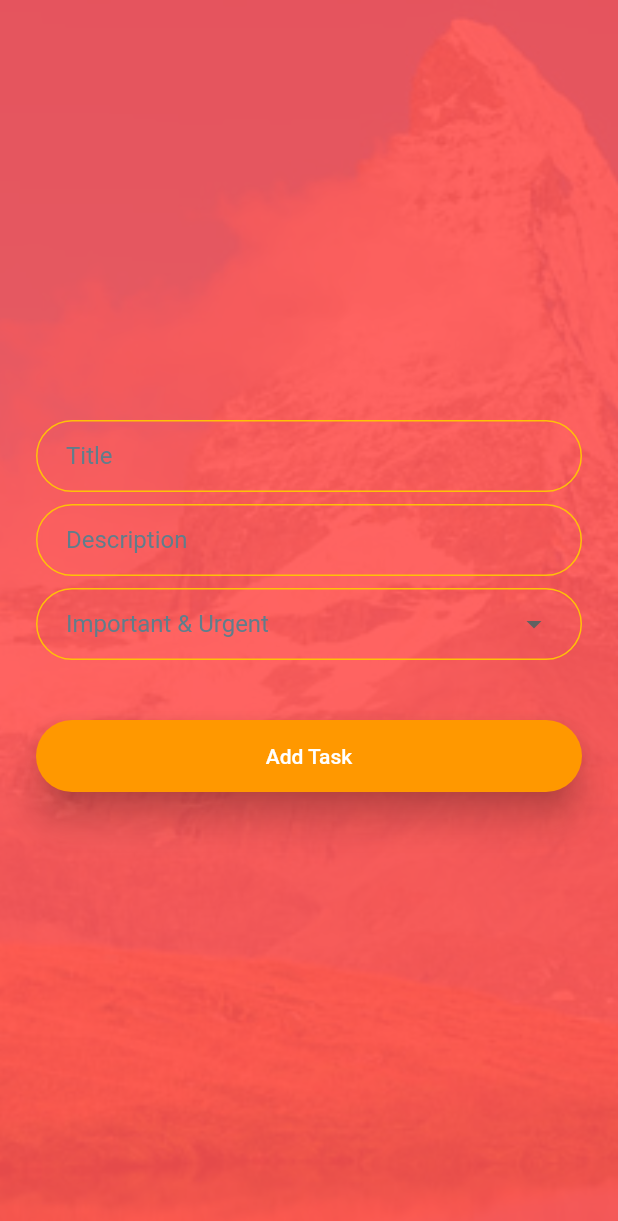
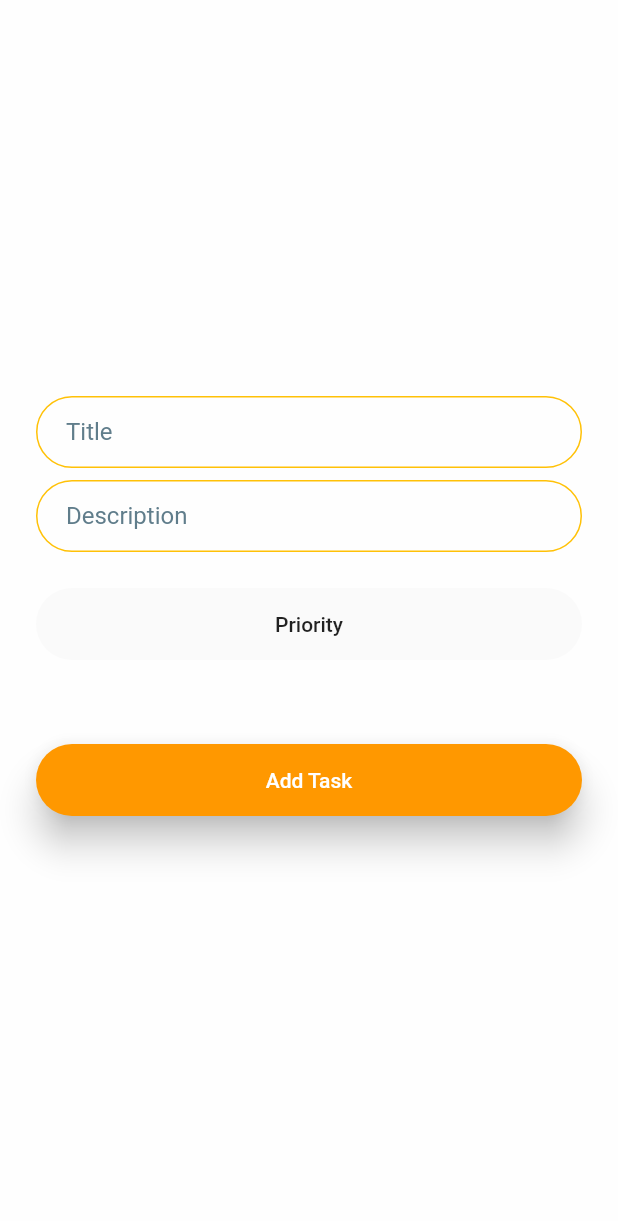
Before and after one commit to SpaceCodr/TrailU, a Flutter app: the AddTasks screen opened directly, on a phone screen of 412 x 824 dp. Shown: the top 1221 px of the screen. Run offline on Flutter 3.47's test engine with Material 2 defaults, Android fonts, the phone set to English and light mode, and no system bars; our stand-ins replace animated_splash_screen, firebase_auth, firebase_core, percent_indicator, sliding_clipped_nav_bar; missing offline and left inert: animated_button; accounts and stored records are empty.

Commit message:
Add Tasks Priority

```diff
--- a/lib/components/my_button.dart
+++ b/lib/components/my_button.dart
@@ -26,3 +26,26 @@ class MyButton extends StatelessWidget {
     );
   }
 }
+
+class MyButton2 extends StatelessWidget {
+  const MyButton2({required this.title,required this.onPressed});
+  final String title;
+  final Function()? onPressed;
+  @override
+  Widget build(BuildContext context) {
+    return Padding(
+      padding: EdgeInsets.symmetric(vertical: 16.0),
+      child: Material(
+        borderRadius: BorderRadius.circular(30.0),
+        child: MaterialButton(
+          onPressed: onPressed,
+          minWidth: 200.0,
+          height: 42.0,
+          child: Text(
+            title
+          ),
+        ),
+      ),
+    );
+  }
+}
--- a/lib/screens/tasks_page.dart
+++ b/lib/screens/tasks_page.dart
@@ -2,6 +2,20 @@ import 'package:flutter/material.dart';
 import 'package:firebase_auth/firebase_auth.dart';
 import 'package:trailapp/our_components.dart';
 import 'package:trailapp/our_screens.dart';
+import 'package:animated_button/animated_button.dart';
+
+var priority = [
+  'Important & Urgent',
+  'Important',
+  'Urgent',
+  'Neither Important nor urgent'
+];
+var priority_color = [
+  Colors.red,
+  Colors.orange,
+  Colors.yellow,
+  Colors.green
+];
 
 final _auth = FirebaseAuth.instance;
 class TasksPage extends StatelessWidget {
@@ -86,7 +100,6 @@ class TasksPage extends StatelessWidget {
 
 
 
-enum Priority { ImpUrg, Imp, Urg, Nill }
 
 class AddTasks extends StatefulWidget {
   const AddTasks({Key? key}) : super(key: key);
@@ -96,281 +109,92 @@ class AddTasks extends StatefulWidget {
 }
 
 class _AddTasksState extends State<AddTasks> {
-  Priority _Eisenhower = Priority.ImpUrg;
+
+  final List<Map> _priority = List.generate(
+      4,
+          (index) =>
+      {
+        "id": index,
+      }).toList();
+
   TextEditingController taskController = TextEditingController();
   TextEditingController descriptionController = TextEditingController();
 
   // Initial Selected Value
-  String? dropdownvalue = 'Important & Urgent';
+  String priority_text = 'Priority';
+  Color page_color = Colors.white70;
 
   String? title;
   String? description;
 
   // List of items in our dropdown menu
-  var priority = [
-    'Important & Urgent',
-    'Important',
-    'Urgent',
-    'Neither Important nor urgent'
-  ];
+
+  // void _showOverlay(BuildContext context) async {
+  //
+  //   // Declaring and Initializing OverlayState
+  //   // and OverlayEntry objects
+  //   OverlayState? overlayState = Overlay.of(context);
+  //   OverlayEntry overlayEntry;
+  //   overlayEntry = OverlayEntry(builder: (context) {
+  //
+  //     // You can return any widget you like here
+  //     // to be displayed on the Overlay
+  //     return Positioned(
+  //       left: MediaQuery.of(context).size.width * 0.2,
+  //       top: MediaQuery.of(context).size.height * 0.3,
+  //       child: Container(
+  //         width: MediaQuery.of(context).size.width * 0.8,
+  //         child: SizedBox(
+  //           child: GridView.builder(
+  //               padding: const EdgeInsets.all(10),
+  //               gridDelegate: const SliverGridDelegateWithMaxCrossAxisExtent(
+  //                   maxCrossAxisExtent: 200,
+  //                   childAspectRatio: 2 / 3,
+  //                   crossAxisSpacing: 20,
+  //                   mainAxisSpacing: 20),
+  //               itemCount: priority.length,
+  //               itemBuilder: (BuildContext ctx, index) {
+  //                 return GridTile(
+  //                   key: ValueKey(_priority[index]['id']),
+  //                   child: AnimatedButton(
+  //                       child: Text(
+  //                         priority[index],
+  //                         textAlign: TextAlign.center,
+  //                         style: TextStyle(
+  //                           fontSize: 22,
+  //                           color: Colors.white,
+  //                           fontWeight: FontWeight.w500,
+  //                         ),
+  //                       ),
+  //                       onPressed: () {},
+  //                       height: 150,
+  //                       width: 170
+  //                   ),
+  //                 );
+  //               }),
+  //         ),
+  //       ),
+  //     );
+  //   });
+  //
+  //   // Inserting the OverlayEntry into the Overlay
+  //   overlayState?.insert(overlayEntry);
+  // }
 
   @override
   Widget build(BuildContext context) {
-    // return Material(
-    //   // color: Colors.blueGrey[900],
-    //   child: Padding(
-    //       padding: EdgeInsets.all(20),
-    //       child: ListView(
-    //         children: <Widget>[
-    //           Container(
-    //               alignment: Alignment.center,
-    //               padding: EdgeInsets.all(20),
-    //               child: Theme(
-    //
-    //                 child: DecoratedBox(
-    //                   decoration: BoxDecoration(
-    //                     color:Colors.orange,
-    //                     borderRadius: BorderRadius.circular(5),
-    //                   ),
-    //                   child: TextField(
-    //                     style: TextStyle(
-    //                       fontSize: 25,
-    //                       fontFamily: 'VT323',
-    //                       color: Colors.white,
-    //                     ),
-    //                     controller: taskController,
-    //                     decoration: InputDecoration.collapsed(
-    //                         hintText: 'Username',
-    //
-    //                       // labelStyle: TextStyle(
-    //                       //   fontSize: 25,
-    //                       //   fontFamily: 'VT323',
-    //                         // color: Colors.white,
-    //                       ),
-    //                     ),
-    //                   ),
-    //               ),
-    //               ),
-    //           Container(
-    //             padding: EdgeInsets.all(20),
-    //             child: DecoratedBox(
-    //               decoration: BoxDecoration(
-    //                 color:Colors.orange,
-    //                 borderRadius: BorderRadius.circular(5),
-    //               ),
-    //               child: Container(
-    //                 padding: EdgeInsets.all(20),
-    //                 child: DropdownButton(
-    //
-    //                   style: TextStyle(
-    //                     fontSize: 25,
-    //                     fontFamily: 'VT323',
-    //                     // color: Colors.white,
-    //                   ),
-    //
-    //                   underline: Container(),
-    //                   // Initial Value
-    //                   isExpanded: true,
-    //                   value: dropdownvalue,
-    //
-    //                   // Down Arrow Icon
-    //                   icon: const Icon(Icons.keyboard_arrow_down),
-    //
-    //                   // Array list of items
-    //                   items: items.map((String items) {
-    //                     return DropdownMenuItem(
-    //                       value: items,
-    //                       child: Text(items),
-    //                     );
-    //                   }).toList(),
-    //                   // After selecting the desired option,it will
-    //                   // change button value to selected value
-    //                   onChanged: (String? newValue) {
-    //                     setState(() {
-    //                       dropdownvalue = newValue!;
-    //                     });
-    //                   },
-    //                 ),
-    //               ),
-    //             ),
-    //           ),
-    //           Column(
-    //             children: <Widget>[
-    //               Container(
-    //                 alignment: Alignment.centerLeft,
-    //                 padding: EdgeInsets.all(20),
-    //                 child: Text(
-    //                   'Set the priority!',
-    //                   style: TextStyle(
-    //                     color: Colors.white,
-    //                     fontSize: 25,
-    //                     fontFamily: 'VT323',
-    //                   ),
-    //                 ),
-    //               ),
-    //               ListTile(
-    //                 title: const Text(
-    //                   'Important & Urgent',
-    //                   style: TextStyle(
-    //                     color: Colors.white,
-    //                     fontSize: 25,
-    //                     fontFamily: 'VT323',
-    //                   ),
-    //                 ),
-    //                 leading: Radio<Priority>(
-    //                   value: Priority.ImpUrg,
-    //                   groupValue: _Eisenhower,
-    //                   onChanged: (value) {
-    //                     setState(() {
-    //                       _Eisenhower = Priority.ImpUrg;
-    //                     });
-    //                   },
-    //                 ),
-    //               ),
-    //               ListTile(
-    //                 title: const Text(
-    //                   'Important',
-    //                   style: TextStyle(
-    //                     color: Colors.white,
-    //                     fontSize: 25,
-    //                     fontFamily: 'VT323',
-    //                   ),
-    //                 ),
-    //                 leading: Radio<Priority>(
-    //                   value: Priority.Imp,
-    //                   groupValue: _Eisenhower,
-    //                   onChanged: (value) {
-    //                     setState(() {
-    //                       _Eisenhower = Priority.Imp;
-    //                     });
-    //                   },
-    //                 ),
-    //               ),
-    //               ListTile(
-    //                 title: const Text(
-    //                   'Urgent',
-    //                   style: TextStyle(
-    //                     color: Colors.white,
-    //                     fontSize: 25,
-    //                     fontFamily: 'VT323',
-    //                   ),
-    //                 ),
-    //                 leading: Radio<Priority>(
-    //                   value: Priority.Urg,
-    //                   groupValue: _Eisenhower,
-    //                   onChanged: (value) {
-    //                     setState(() {
-    //                       _Eisenhower = Priority.Urg;
-    //                     });
-    //                   },
-    //                 ),
-    //               ),
-    //               ListTile(
-    //                 title: const Text(
-    //                   'Neither Important nor urgent',
-    //                   style: TextStyle(
-    //                     color: Colors.white,
-    //                     fontSize: 25,
-    //                     fontFamily: 'VT323',
-    //                   ),
-    //                 ),
-    //                 leading: Radio<Priority>(
-    //                   value: Priority.Nill,
-    //                   groupValue: _Eisenhower,
-    //                   onChanged: (value) {
-    //                     setState(() {
-    //                       _Eisenhower = Priority.Nill;
-    //                     });
-    //                   },
-    //                 ),
-    //               ),
-    //               // ListTile(
-    //               //   title: const Text('Cat'),
-    //               //   leading: Radio<Pet>(
-    //               //     value: Pet.cat,
-    //               //     groupValue: _pet,
-    //               //     onChanged: (value) {
-    //               //       setState(() {
-    //               //         _pet = Pet.cat;
-    //               //       });
-    //               //     },
-    //               //   ),
-    //               // ),
-    //             ],
-    //           ),
-    //           // Column(
-    //           //   children: <Widget>[
-    //           //     ListTile(
-    //           //       title: const Text('Urgent & important'),
-    //           //       leading: Radio(
-    //           //         value: Priority.urg_imp,
-    //           //         groupValue: _eisenhower,
-    //           //         onChanged: (value) async => setState(() {
-    //           //             _eisenhower= value;
-    //           //           }),
-    //           //       ),
-    //           //     ),
-    //           //     ListTile(
-    //           //       title: const Text('Urgent'),
-    //           //       leading: Radio(
-    //           //         value: Priority.urg,
-    //           //         groupValue: _eisenhower,
-    //           //         onChanged: (value) async {
-    //           //           setState(() {
-    //           //             _eisenhower = value;
-    //           //           });
-    //           //         },
-    //           //       ),
-    //           //     ),
-    //           //     ListTile(
-    //           //       title: const Text('Important'),
-    //           //       leading: Radio(
-    //           //         value: Priority.imp,
-    //           //         groupValue: _eisenhower,
-    //           //         onChanged: (value) async {
-    //           //           setState(() {
-    //           //             _eisenhower = value;
-    //           //           });
-    //           //         },
-    //           //       ),
-    //           //     ),
-    //           //   ],
-    //           // ),
-    //           // Container(
-    //           //   alignment: Alignment.center,
-    //           //   padding: EdgeInsets.all(20),
-    //           //   child: TextField(
-    //           //     controller: priorityController,
-    //           //     style: TextStyle(
-    //           //       fontSize: 25,
-    //           //       fontFamily: 'VT323',
-    //           //       color: Colors.white,
-    //           //     ),
-    //           //     decoration: const InputDecoration(
-    //           //       border: OutlineInputBorder(),
-    //           //       labelText: 'set priority!',
-    //           //       labelStyle: TextStyle(
-    //           //         fontSize: 25,
-    //           //         fontFamily: 'VT323',
-    //           //         color: Colors.white,
-    //           //       ),
-    //           //     ),
-    //           //   ),
-    //           // ),
-    //         ],
-    //       )),
-    // );
+
     return Scaffold(
       body: Container(
         height: MediaQuery.of(context).size.height,
         decoration: BoxDecoration(
-          color: Colors.redAccent,
-          image: DecorationImage(
-            colorFilter: ColorFilter.mode(
-                Colors.black.withOpacity(0.1), BlendMode.dstATop),
-            image: AssetImage('assets/mountains.jpg'),
-            fit: BoxFit.cover,
-          ),
+          color: page_color,
+          // image: DecorationImage(
+          //   colorFilter: ColorFilter.mode(
+          //       Colors.black.withOpacity(0.1), BlendMode.dstATop),
+          //   image: AssetImage('assets/mountains.jpg'),
+          //   fit: BoxFit.cover,
+          // ),
         ),
         child: Padding(
           padding: EdgeInsets.symmetric(horizontal: 24.0),
@@ -402,39 +226,87 @@ class _AddTasksState extends State<AddTasks> {
               SizedBox(
                 height: 8.0,
               ),
-              FormField<String>(
-                builder: (FormFieldState<String> state) {
-                  return InputDecorator(
-                    decoration: kTextFieldDecoration.copyWith(                    ),
-                    // decoration: InputDecoration(
-                    //     // labelStyle: textStyle,
-                    //     // errorStyle: TextStyle(color: Colors.redAccent, fontSize: 16.0),
-                    //     // hintText: 'Please select expense',
-                    //     border: OutlineInputBorder(borderRadius: BorderRadius.circular(50.0))),
-                    isEmpty: dropdownvalue == '',
-                    child: DropdownButtonHideUnderline(
-                      child: DropdownButton<String>(
-                        value: dropdownvalue,
-                        hint: Text("Priority"),
-                        isDense: true,
-                        onChanged: (String? newValue) {
+              // FormField<String>(
+              //   builder: (FormFieldState<String> state) {
+              //     return InputDecorator(
+              //       decoration: kTextFieldDecoration.copyWith(                    ),
+              //       // decoration: InputDecoration(
+              //       //     // labelStyle: textStyle,
+              //       //     // errorStyle: TextStyle(color: Colors.redAccent, fontSize: 16.0),
+              //       //     // hintText: 'Please select expense',
+              //       //     border: OutlineInputBorder(borderRadius: BorderRadius.circular(50.0))),
+              //       isEmpty: dropdownvalue == '',
+              //       child: DropdownButtonHideUnderline(
+              //         child: DropdownButton<String>(
+              //           value: dropdownvalue,
+              //           hint: Text("Priority"),
+              //           isDense: true,
+              //           onChanged: (String? newValue) {
+              //             setState(() {
+              //               dropdownvalue = newValue;
+              //               state.didChange(newValue);
+              //             });
+              //           },
+              //           items: priority.map((String value) {
+              //             return DropdownMenuItem<String>(
+              //               value: value,
+              //               child: Text(value, style: TextStyle(color: Colors.blueGrey)),
+              //               // child: Text(value, textAlign: TextAlign.center),
+              //             );
+              //           }).toList(),
+              //         ),
+              //       ),
+              //     );
+              //   },
+              // ),
+              MyButton2(title: priority_text, onPressed: () {
+                // Navigator.push(
+                //   context,
+                //   MaterialPageRoute(builder: (context) => SetPriority()),
+                // );
+                return showDialog(
+                    context: context,
+                  builder: (ctx) => AlertDialog(
+                    content: Container(
+                        width: MediaQuery.of(context).size.width * .9,
+                      height: MediaQuery.of(context).size.height * .34,
+                      child: GridView.builder(
+                          padding: const EdgeInsets.all(10),
+                          gridDelegate: const SliverGridDelegateWithMaxCrossAxisExtent(
+                              maxCrossAxisExtent: 200,
+                              childAspectRatio: 1,
+                              crossAxisSpacing: 15,
+                              mainAxisSpacing: 15),
+                          itemCount: priority.length,
+                          itemBuilder: (BuildContext ctx, index) {
+                            return GridTile(
+                              key: ValueKey(_priority[index]['id']),
+                              child: AnimatedButton(
+                                  color: priority_color[index],
+                                  child: Text(
+                                    priority[index],
+                                    textAlign: TextAlign.center,
+                                    style: TextStyle(
+                                      fontSize: 15,
+                                      color: Colors.white,
+                                      fontWeight: FontWeight.w500,
+                                    ),
+                                  ),
+                                  onPressed: () {
                                     setState(() {
-                            dropdownvalue = newValue;
-                            state.didChange(newValue);
+                                      priority_text = priority[index];
+                                      page_color = priority_color[index].shade200;
                                     });
                                   },
-                        items: priority.map((String value) {
-                          return DropdownMenuItem<String>(
-                            value: value,
-                            child: Text(value, style: TextStyle(color: Colors.blueGrey)),
-                            // child: Text(value, textAlign: TextAlign.center),
+                                  height: MediaQuery.of(context).size.height * .13,
+                                  width: MediaQuery.of(context).size.width * .3
+                              ),
                             );
-                        }).toList(),
+                          }),
                     ),
                   ),
                 );
-                },
-              ),
+              }),
               SizedBox(
                 height: 24.0,
               ),
@@ -446,3 +318,63 @@ class _AddTasksState extends State<AddTasks> {
     );
   }
 }
+
+class SetPriority extends StatefulWidget {
+  const SetPriority({Key? key}) : super(key: key);
+
+  @override
+  _SetPriorityState createState() => _SetPriorityState();
+}
+
+class _SetPriorityState extends State<SetPriority> {
+  // var priority = [
+  //   'Important & Urgent',
+  //   'Important',
+  //   'Urgent',
+  //   'Neither Important nor urgent'
+  // ];
+  final List<Map> _priority = List.generate(
+      4,
+          (index) =>
+      {
+        "id": index,
+      }).toList();
+
+  @override
+  Widget build(BuildContext context) {
+    return Scaffold(
+      appBar: AppBar(
+        foregroundColor: Colors.orange,
+        backgroundColor: Colors.redAccent,
+        title: const Text('Priority'),
+      ),
+      body: GridView.builder(
+          padding: const EdgeInsets.all(10),
+          gridDelegate: const SliverGridDelegateWithMaxCrossAxisExtent(
+              maxCrossAxisExtent: 200,
+              childAspectRatio: 2 / 3,
+              crossAxisSpacing: 20,
+              mainAxisSpacing: 20),
+          itemCount: priority.length,
+          itemBuilder: (BuildContext ctx, index) {
+            return GridTile(
+              key: ValueKey(_priority[index]['id']),
+              child: AnimatedButton(
+                child: Text(
+                  priority[index],
+                  textAlign: TextAlign.center,
+                  style: TextStyle(
+                    fontSize: 22,
+                    color: Colors.white,
+                    fontWeight: FontWeight.w500,
+                  ),
+                ),
+                onPressed: () {},
+                height: 150,
+                width: 170
+              ),
+            );
+          }),
+    );
+  }
+}
--- a/pubspec.yaml
+++ b/pubspec.yaml
@@ -44,6 +44,7 @@ dependencies:
   vector_math: ^2.1.2
   firebase: ^9.0.3
   auth: ^8.1.0
+  animated_button: ^0.2.0
 
 
 dev_dependencies:
```
Also changed, not shown: pubspec.lock. Lines whose indentation alone changed are shown as unchanged.
